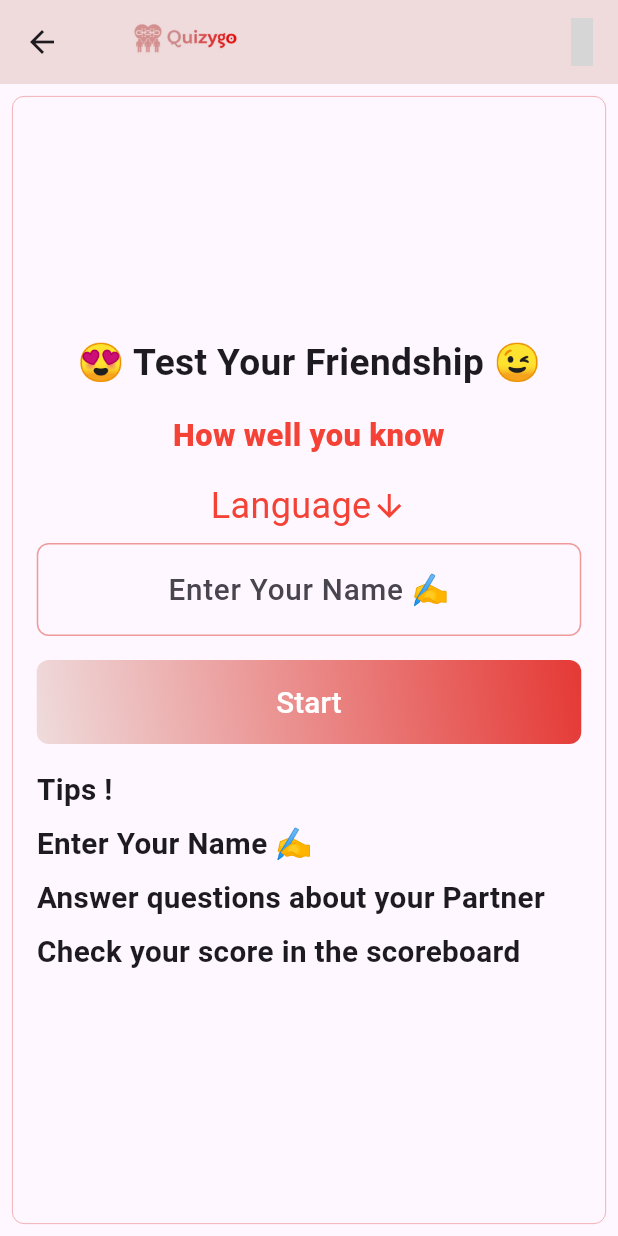
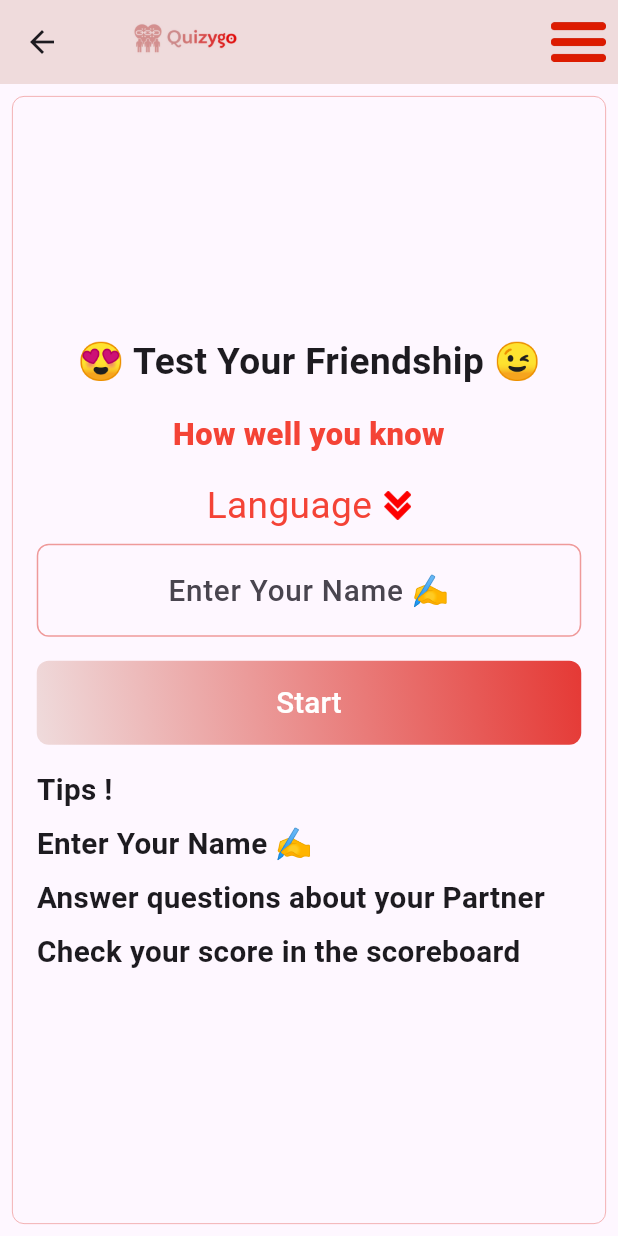
Before and after one commit to YousefMohamed6/quizygo, a Flutter app: the FriendsIntroAnswer screen opened by its route, on a phone screen of 412 x 824 dp. Run offline on Flutter 3.47's test engine with Material 3 defaults, Android fonts, the phone set to English and light mode, and no system bars; our stand-ins replace cloud_firestore, firebase_core, flutter_bloc, shared_preferences, url_strategy; missing offline and left inert: font_awesome_icon_class; accounts and stored records are empty; grey boxes are pictures that could not be loaded.

Commit message:
change icon to assets

```diff
--- a/lib/core/widgets/intro_view.dart
+++ b/lib/core/widgets/intro_view.dart
@@ -1,8 +1,8 @@
 import 'package:QuizyGo/anwser_cubit/anwser_cubit.dart';
 import 'package:QuizyGo/core/constants/colors.dart';
 import 'package:QuizyGo/core/widgets/ask_tips.dart';
+import 'package:QuizyGo/core/widgets/custom_button.dart';
 import 'package:QuizyGo/core/widgets/name_text_feild.dart';
-import 'package:QuizyGo/core/widgets/custom_button.dart';
 import 'package:QuizyGo/generated/l10n.dart';
 import 'package:flutter/material.dart';
 import 'package:flutter_bloc/flutter_bloc.dart';
@@ -67,15 +67,16 @@ class IntroView extends StatelessWidget {
                     children: [
                       Text(
                         S.of(context).language,
-                        style: const TextStyle(
-                          fontSize: 24,
+                        style: TextStyle(
+                          fontSize: MediaQuery.sizeOf(context).height * 0.030,
                           color: Colors.red,
                         ),
                       ),
-                      const Icon(
-                        Icons.arrow_downward_sharp,
-                        color: Colors.red,
-                      )
+                      const SizedBox(width: 8),
+                      Image.asset(
+                        "assats/images/arrow.png",
+                        height: MediaQuery.sizeOf(context).height * 0.024,
+                      ),
                     ],
                   ),
                 ),
--- a/lib/features/menu/presentation/menu_button.dart
+++ b/lib/features/menu/presentation/menu_button.dart
@@ -8,7 +8,6 @@ import 'package:QuizyGo/features/share/presentation/share_view.dart';
 import 'package:QuizyGo/generated/l10n.dart';
 import 'package:flutter/material.dart';
 import 'package:flutter_bloc/flutter_bloc.dart';
-import 'package:font_awesome_icon_class/font_awesome_icon_class.dart';
 
 class MenuButton extends StatelessWidget {
   const MenuButton({super.key});
@@ -16,10 +15,9 @@ class MenuButton extends StatelessWidget {
   @override
   Widget build(BuildContext context) {
     return PopupMenuButton(
-      iconSize: 32,
-      icon: const Icon(
-        FontAwesomeIcons.bars,
-        color: Colors.red,
+      icon: Image.asset(
+        "assats/images/menu.png",
+        height: MediaQuery.sizeOf(context).height * 0.032,
       ),
       onSelected: (value) async {
         switch (value) {
--- a/lib/features/menu/presentation/widgets/contact_body.dart
+++ b/lib/features/menu/presentation/widgets/contact_body.dart
@@ -1,6 +1,6 @@
+import 'package:QuizyGo/features/menu/presentation/widgets/about_us_information.dart';
+import 'package:QuizyGo/features/menu/presentation/widgets/email.dart';
 import 'package:flutter/material.dart';
-import 'package:QuizyGo/features/menu/presentation/widgets/about_us_body.dart';
-import 'package:QuizyGo/features/menu/presentation/widgets/email.dart';
 
 class ContactBody extends StatelessWidget {
   const ContactBody({super.key});
--- a/lib/features/menu/presentation/widgets/private_policy_body.dart
+++ b/lib/features/menu/presentation/widgets/private_policy_body.dart
@@ -1,6 +1,6 @@
+import 'package:QuizyGo/features/menu/presentation/widgets/Custom_text.dart';
+import 'package:QuizyGo/features/menu/presentation/widgets/about_us_information.dart';
 import 'package:flutter/material.dart';
-import 'package:QuizyGo/features/menu/presentation/widgets/Custom_text.dart';
-import 'package:QuizyGo/features/menu/presentation/widgets/about_us_body.dart';
 
 class PrivatePolicyBody extends StatelessWidget {
   const PrivatePolicyBody({super.key});
--- a/lib/features/share/presentation/widgets/empty_view.dart
+++ b/lib/features/share/presentation/widgets/empty_view.dart
@@ -20,7 +20,7 @@ class EmptyView extends StatelessWidget {
             fontWeight: FontWeight.bold,
           ),
         ),
-        const SizedBox(height: 16),
+        const SizedBox(height: 64),
         const Logo(),
         const SizedBox(height: 16),
         Text(
@@ -28,7 +28,7 @@ class EmptyView extends StatelessWidget {
           textAlign: TextAlign.center,
           style: TextStyle(
             fontSize: MediaQuery.sizeOf(context).height * 0.024,
-            fontWeight: FontWeight.bold,
+            fontWeight: FontWeight.w500,
           ),
         ),
         const SizedBox(height: 16),
--- a/pubspec.yaml
+++ b/pubspec.yaml
@@ -39,10 +39,7 @@ dependencies:
     sdk: flutter
   font_awesome_icon_class: ^0.0.6
   intl: ^0.18.1
-  open_share_plus: ^1.2.0
-  share_plus: ^7.2.1
   shared_preferences: ^2.2.2
-  social_share: ^2.3.1
   url_launcher: ^6.2.1
   url_strategy: ^0.2.0
 dev_dependencies:
```
Also changed, not shown: lib/features/menu/presentation/widgets/about_us_body.dart (+2 -74 lines), lib/features/menu/presentation/widgets/about_us_information.dart (added, +27 -0 lines), lib/features/menu/presentation/widgets/account_item.dart (added, +14 -0 lines), lib/features/menu/presentation/widgets/social_media_account.dart (added, +37 -0 lines), assats/images/arrow.png (added), assats/images/menu.png (added), pubspec.lock, 1 other file.
